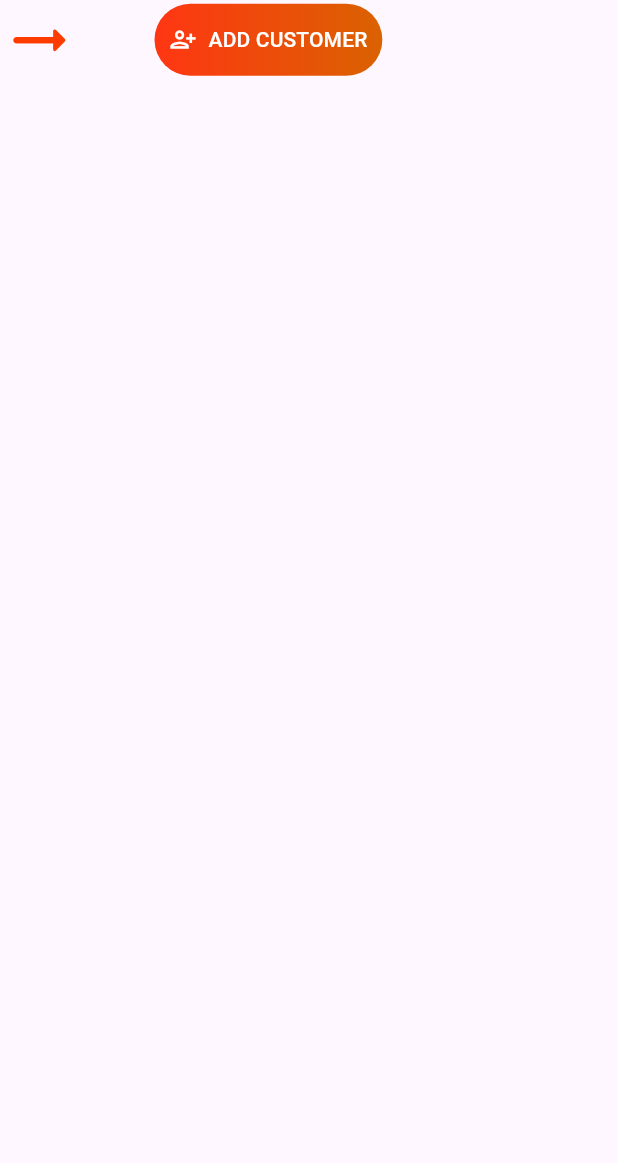
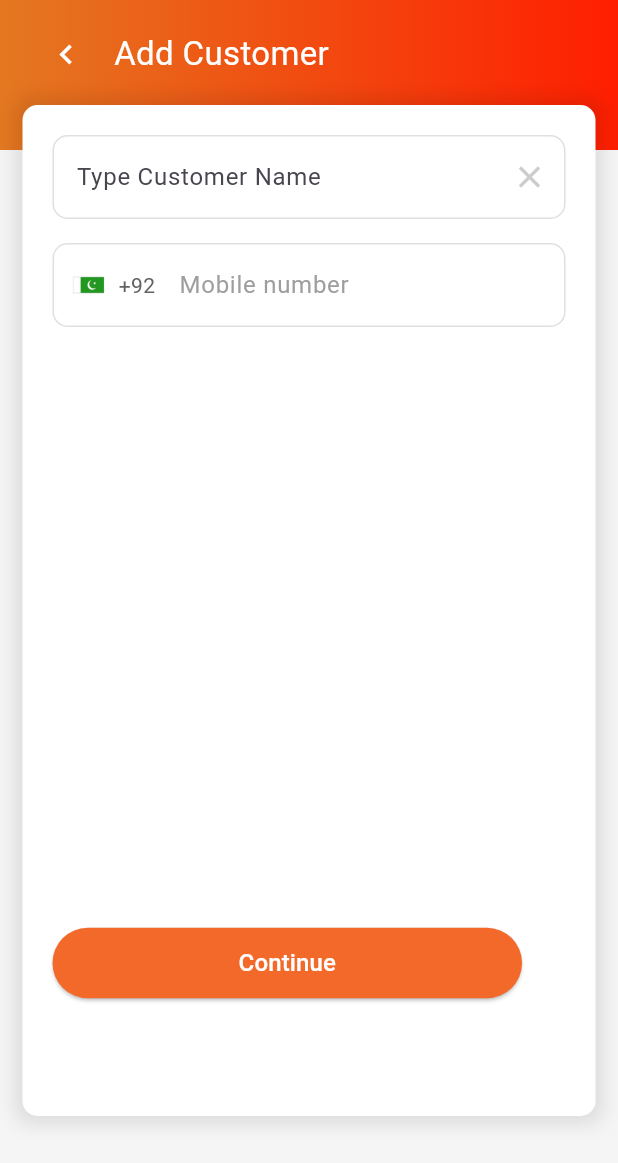
Before and after one commit to irehaan/Digi_khata, a Flutter app: the AddCustomerButton widget shown alone on an empty page, opened directly, after a tap on "ADD CUSTOMER", on a phone screen of 412 x 824 dp. Shown: the top 1163 px of the screen. Run offline on Flutter 3.47's test engine with Material 3 defaults, Android fonts, the phone set to English and light mode, and no system bars; drawn by our look-alikes of flutter_animate; our stand-ins replace carousel_slider; missing offline and left inert: flutter_animated_button.

Commit message:
Added "Add customer" Screen in Customers screen

```diff
--- /dev/null
+++ b/lib/screens/main_app_screens/home/customer_add_customer/add_customer.dart
@@ -0,0 +1,180 @@
+import 'package:digi_khata/widgets/language_selection_screen/custom_appbar.dart';
+import 'package:flutter/material.dart';
+
+class AddCustomer extends StatefulWidget {
+  const AddCustomer({super.key});
+
+  @override
+  _AddCustomerState createState() => _AddCustomerState();
+}
+
+class _AddCustomerState extends State<AddCustomer> {
+  @override
+  Widget build(BuildContext context) {
+    // Get keyboard height
+    final keyboardHeight = MediaQuery.of(context).viewInsets.top;
+
+    return Scaffold(
+      appBar: const CustomAppBar(),
+      backgroundColor: const Color.fromARGB(255, 245, 245, 245),
+      body: Stack(
+        children: [
+          Column(
+            children: [
+              Container(
+                width: double.infinity,
+                height: 100,
+                padding: const EdgeInsets.only(
+                    left: 20, right: 20, top: 2, bottom: 30),
+                decoration: const BoxDecoration(
+                  gradient: LinearGradient(
+                    colors: [
+                      Color.fromARGB(255, 228, 120, 33),
+                      Color.fromARGB(255, 255, 30, 0),
+                    ],
+                    begin: Alignment.centerLeft,
+                    end: Alignment.centerRight,
+                  ),
+                ),
+                child: Row(
+                  children: [
+                    IconButton(
+                      icon: const Icon(
+                        Icons.keyboard_arrow_left_sharp,
+                        color: Colors.white,
+                        size: 26,
+                      ),
+                      onPressed: () {
+                        Navigator.pop(context);
+                      },
+                    ),
+                    const SizedBox(width: 8),
+                    const Text(
+                      'Add Customer',
+                      style: TextStyle(
+                        fontSize: 22,
+                        fontWeight: FontWeight.normal,
+                        color: Colors.white,
+                      ),
+                    ),
+                  ],
+                ),
+              ),
+            ],
+          ),
+          Positioned(
+            top: 70,
+            left: 15,
+            right: 15,
+            bottom:
+                80 + keyboardHeight, // Adjust position based on keyboard height
+            child: Container(
+              padding: const EdgeInsets.all(20),
+              decoration: BoxDecoration(
+                color: Colors.white,
+                borderRadius: BorderRadius.circular(10),
+                boxShadow: [
+                  BoxShadow(
+                    color: Colors.black.withOpacity(0.1),
+                    blurRadius: 10,
+                    spreadRadius: 5,
+                  ),
+                ],
+              ),
+              child: Column(
+                crossAxisAlignment: CrossAxisAlignment.start,
+                children: [
+                  // TextField for Customer Name
+                  TextField(
+                    decoration: InputDecoration(
+                      hintText: 'Type Customer Name',
+                      suffixIcon: IconButton(
+                        icon: Icon(Icons.clear,
+                            color: const Color.fromARGB(255, 204, 204, 204)),
+                        onPressed: () {
+                          // Clear text field logic
+                        },
+                      ),
+                      border: OutlineInputBorder(
+                        borderSide: BorderSide(color: Colors.grey.shade300),
+                        borderRadius: BorderRadius.circular(10),
+                      ),
+                      focusedBorder: OutlineInputBorder(
+                        borderSide: BorderSide(color: Colors.grey.shade300),
+                        borderRadius: BorderRadius.circular(10),
+                      ),
+                      enabledBorder: OutlineInputBorder(
+                        borderSide: BorderSide(color: Colors.grey.shade300),
+                        borderRadius: BorderRadius.circular(10),
+                      ),
+                    ),
+                  ),
+                  const SizedBox(height: 16),
+
+                  // TextField for Mobile Number
+                  TextField(
+                    decoration: InputDecoration(
+                      prefixIcon: Padding(
+                        padding: const EdgeInsets.all(12),
+                        child: Row(
+                          mainAxisSize: MainAxisSize.min,
+                          children: [
+                            Image.asset('assets/dg5.png', width: 24),
+                            const SizedBox(width: 8),
+                            Text(
+                              '+92',
+                              style: TextStyle(color: Colors.grey.shade700),
+                            ),
+                          ],
+                        ),
+                      ),
+                      hintText: 'Mobile number',
+                      hintStyle: TextStyle(color: Colors.grey.shade500),
+                      border: OutlineInputBorder(
+                        borderSide: BorderSide(color: Colors.grey.shade300),
+                        borderRadius: BorderRadius.circular(10),
+                      ),
+                      focusedBorder: OutlineInputBorder(
+                        borderSide: BorderSide(color: Colors.grey.shade300),
+                        borderRadius: BorderRadius.circular(10),
+                      ),
+                      enabledBorder: OutlineInputBorder(
+                        borderSide: BorderSide(color: Colors.grey.shade300),
+                        borderRadius: BorderRadius.circular(10),
+                      ),
+                    ),
+                  ),
+                  const SizedBox(height: 400),
+                  Positioned(
+                    left: 15,
+                    right: 15,
+                    bottom: 100 + keyboardHeight,
+                    child: ElevatedButton(
+                      style: ElevatedButton.styleFrom(
+                        backgroundColor:
+                            const Color.fromARGB(255, 243, 105, 41),
+                        shape: RoundedRectangleBorder(
+                          borderRadius: BorderRadius.circular(40),
+                        ),
+                        padding: const EdgeInsets.symmetric(
+                            horizontal: 124, vertical: 12),
+                      ),
+                      onPressed: () {},
+                      child: const Text(
+                        'Continue',
+                        style: TextStyle(
+                          fontSize: 16,
+                          color: Colors.white,
+                        ),
+                      ),
+                    ),
+                  ),
+                ],
+              ),
+            ),
+          ),
+        ],
+      ),
+    );
+  }
+}
--- a/lib/screens/main_app_screens/home/customers.dart
+++ b/lib/screens/main_app_screens/home/customers.dart
@@ -151,7 +151,7 @@ class _CustomersState extends State<Customers> {
                             child: Row(
                               children: [
                                 const Column(
-                                  crossAxisAlignment: CrossAxisAlignment.start,
+                                  crossAxisAlignment: CrossAxisAlignment.center,
                                   children: [
                                     Text(
                                       'Rs 0',
--- a/lib/widgets/home/add_customer_button.dart
+++ b/lib/widgets/home/add_customer_button.dart
@@ -1,3 +1,4 @@
+import 'package:digi_khata/screens/main_app_screens/home/customer_add_customer/add_customer.dart';
 import 'package:flutter/material.dart';
 import 'package:flutter_animate/flutter_animate.dart';
 
@@ -46,7 +47,12 @@ class AddCustomerButton extends StatelessWidget {
               borderRadius: BorderRadius.circular(30),
             ),
             child: ElevatedButton.icon(
-              onPressed: () {},
+              onPressed: () {
+                Navigator.push(
+                  context,
+                  MaterialPageRoute(builder: (context) => const AddCustomer()),
+                );
+              },
               icon: const Icon(Icons.person_add_alt_1_outlined,
                   color: Colors.white),
               label: const Text(
```
